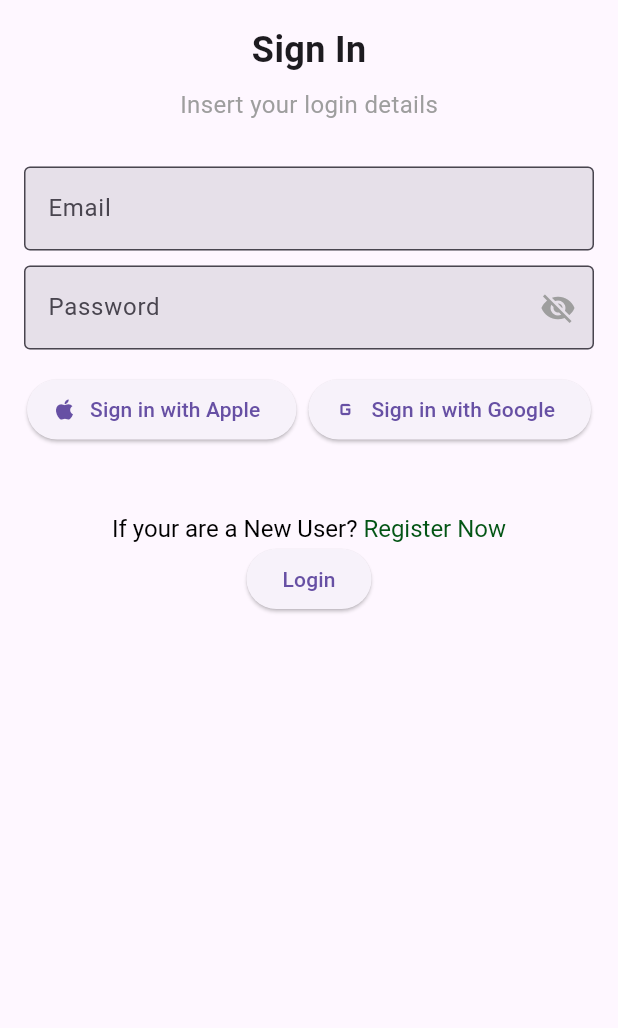
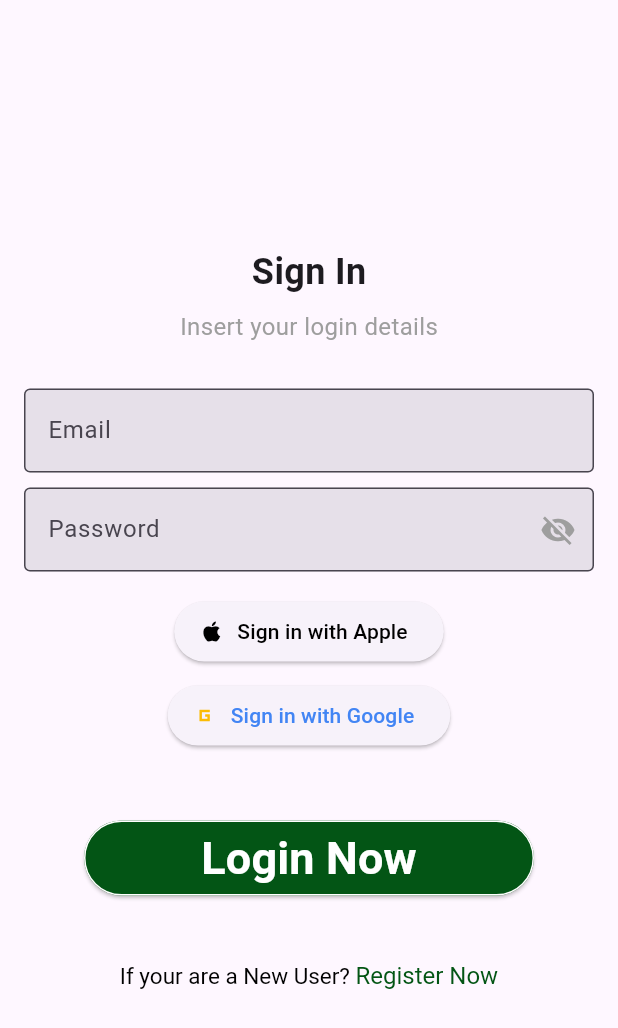
Before and after one commit to RexPower/rex_power, a Flutter app: the screen it shows after launch, after a tap on "Login", on a phone screen of 412 x 824 dp. Shown: the top 1028 px of the screen. Run offline on Flutter 3.47's test engine with Material 2 defaults, Android fonts, the phone set to English and light mode, and no system bars; our stand-ins replace get, go_router, google_fonts; missing offline and left inert: chart_it, flutter_displaymode; Roboto replaces fonts that are missing (DM Sans).

```diff
--- a/lib/features/authentication/login.dart
+++ b/lib/features/authentication/login.dart
@@ -10,8 +10,7 @@ class Login extends StatelessWidget {
   @override
   Widget build(BuildContext context) {
     return Scaffold(
-      body: SingleChildScrollView(
-        child: Column(
+      body: Column(
           mainAxisAlignment: MainAxisAlignment.center,
           children: <Widget>[
             const CircleAvatar(
@@ -106,7 +105,7 @@ class Login extends StatelessWidget {
               margin: const EdgeInsets.symmetric(horizontal: 16),
               child: InkWell(
                 onTap: () {
-                    GoRouter.of(context).push(RouteNames.login);
+                  GoRouter.of(context).push(RouteNames.signin);
                 },
                 child: RichText(
                   text: const TextSpan(
@@ -127,7 +126,6 @@ class Login extends StatelessWidget {
               ),
             ),
           ]),
-      ),
     );
   }
 }
--- a/lib/features/authentication/register.dart
+++ b/lib/features/authentication/register.dart
@@ -36,7 +36,8 @@ class RegisterState extends State<Register> {
             padding: const EdgeInsets.only(top: 80),
             child: Padding(
               padding: const EdgeInsets.all(8.0),
-          child: Column(mainAxisAlignment: MainAxisAlignment.center, children: [
+              child: Column(
+                  mainAxisAlignment: MainAxisAlignment.center, children: [
                 Center(
                   child: Container(
                     margin: const EdgeInsets.only(bottom: 25),
@@ -144,8 +145,9 @@ class RegisterState extends State<Register> {
                 ),
                 RichText(
                   text: TextSpan(
-                text: 'I accept terms and conditions for this app. ',
-                style: DefaultTextStyle.of(context).style,
+                      style: DefaultTextStyle
+                          .of(context)
+                          .style,
                       children: const [
                         WidgetSpan(
                           child: Padding(
@@ -157,15 +159,16 @@ class RegisterState extends State<Register> {
                           ),
                         ),
                         TextSpan(
-                    text: 'Terms and Conditions',
+                          text: 'I accept terms and conditions.',
                           style: TextStyle(
                             fontWeight: FontWeight.bold,
                             color: Colors.blue,
                           ),
                         ),
-                ],
+                      ]
                   ),
                 ),
+
                 Container(
                   width: 300,
                   height: 50,
@@ -199,6 +202,8 @@ class RegisterState extends State<Register> {
               ]),
             ),
           ),
-    )));
+        ),
+      ),
+    );
   }
 }
--- a/lib/features/authentication/sign_in.dart
+++ b/lib/features/authentication/sign_in.dart
@@ -13,8 +13,7 @@ class SignIn extends StatelessWidget {
   @override
   Widget build(BuildContext context) {
     return Scaffold(
-      body: SingleChildScrollView(
-        child: Padding(
+      body: Padding(
         padding: const EdgeInsets.all(16.0),
         child: Column(
           mainAxisAlignment: MainAxisAlignment.center,
@@ -73,26 +72,65 @@ class SignIn extends StatelessWidget {
               ),
             ),
             const SizedBox(height: 16.0),
-              Row(
+            Column(
               mainAxisAlignment: MainAxisAlignment.center,
               children: [
                 ElevatedButton.icon(
                   onPressed: () {},
-                    icon: Icon(Icons.apple),
-                    label: const Text('Sign in with Apple'),
+                  icon: const Icon(Icons.apple, color: Colors.black,),
+                  label: const Text('Sign in with Apple', style: TextStyle(color: Colors.black),),
                 ),
-                  const SizedBox(width: 8.0),
+                const SizedBox(height: 8.0),
                 ElevatedButton.icon(
                   onPressed: () {},
-                    icon: const Icon(Icons.g_mobiledata_outlined),
-                    label: const Text('Sign in with Google'),
+                  icon: const Icon(Icons.g_mobiledata_sharp,color: Color(0xFFFBBC04),),
+                  label: const Text('Sign in with Google', style: TextStyle(color: Color(0xFF4285F4)),),
                 ),
               ],
             ),
             const SizedBox(height: 16.0),
             const SizedBox(height: 30),
+            Column(
+              mainAxisAlignment: MainAxisAlignment.center,
+              children: [
+                SizedBox(
+                  width: 300,
+                  height: 50,
+                  child: ElevatedButton(
+                    onPressed: () async {
+                      GoRouter.of(context).push(RouteNames.home);
+                    },
+                    style: OutlinedButton.styleFrom(
+                      shape: const RoundedRectangleBorder(
+                        borderRadius: BorderRadius.all(
+                          Radius.circular(
+                            50,
+                          ),
+                        ),
+                      ),
+                      maximumSize: const Size(double.infinity, 100),
+                      backgroundColor: const Color(0xFF035515),
+                      side: const BorderSide(
+                        color: Colors.white,
+                      ),
+                    ),
+                    child: const Text(
+                      'Login Now',
+                      style: TextStyle(
+                        color: Colors.white,
+                        fontSize: 30,
+                        fontWeight: FontWeight.bold,
+                      ),
+                    ),
+                  ),
+                ),
+              ],
+            ),
+
+        const SizedBox(height: 15.0),
+        const SizedBox(height: 29),
         Container(
-                margin: const EdgeInsets.symmetric(horizontal: 16),
+          margin: const EdgeInsets.symmetric(horizontal: 15),
           child: InkWell(
             onTap: () {
               GoRouter.of(context).push(RouteNames.login);
@@ -103,28 +141,20 @@ class SignIn extends StatelessWidget {
                   style: TextStyle(
                     color: Colors.black,
                     fontFamily: 'DM Sans',
-                          fontSize: 16,
+                    fontSize: 15,
                   ),
                   children: [
                     TextSpan(
                       text: 'Register Now',
                       style: TextStyle(
-                                color: Color(0xFF035515), fontSize: 16),
+                          color: Color(0xFF035514), fontSize: 16),
                     ),
                   ]),
             ),
           ),
         ),
-              ElevatedButton(
-                onPressed: () {
-                  GoRouter.of(context).go(RouteNames.home);
-                },
-                child: const Text('Login'),
+     ]),
     )
-            ],
-          ),
-        ),
-      ),
     );
   }
 
```
Also changed, not shown: pubspec.lock, 38 other files. Lines whose indentation alone changed are shown as unchanged.
